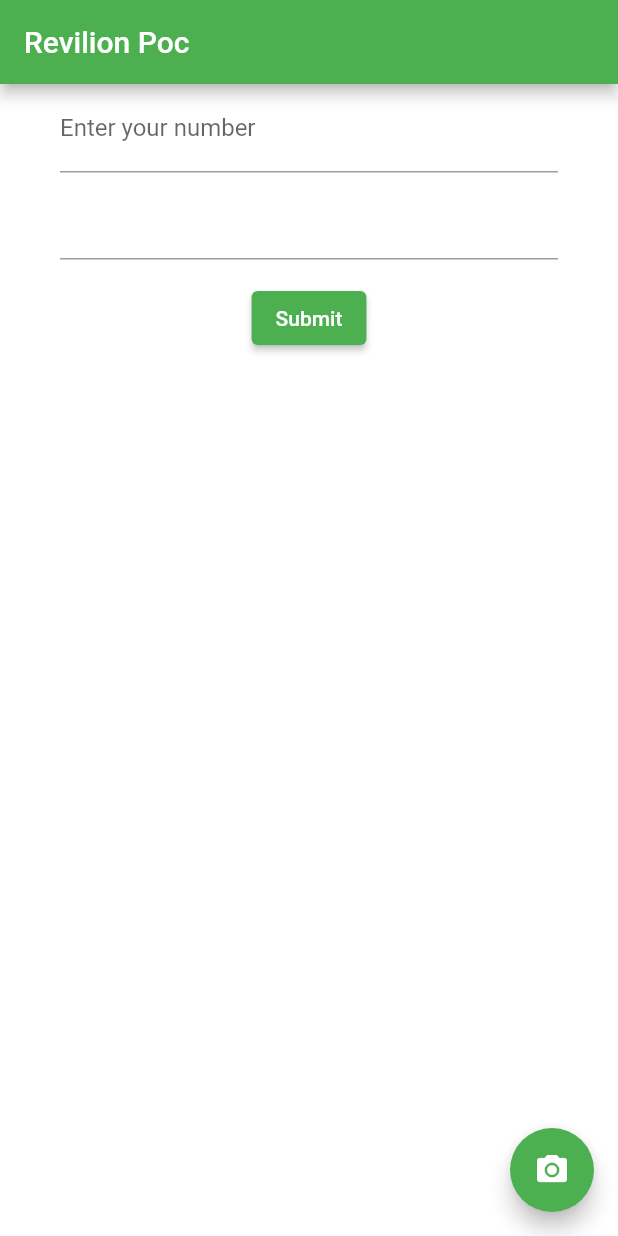
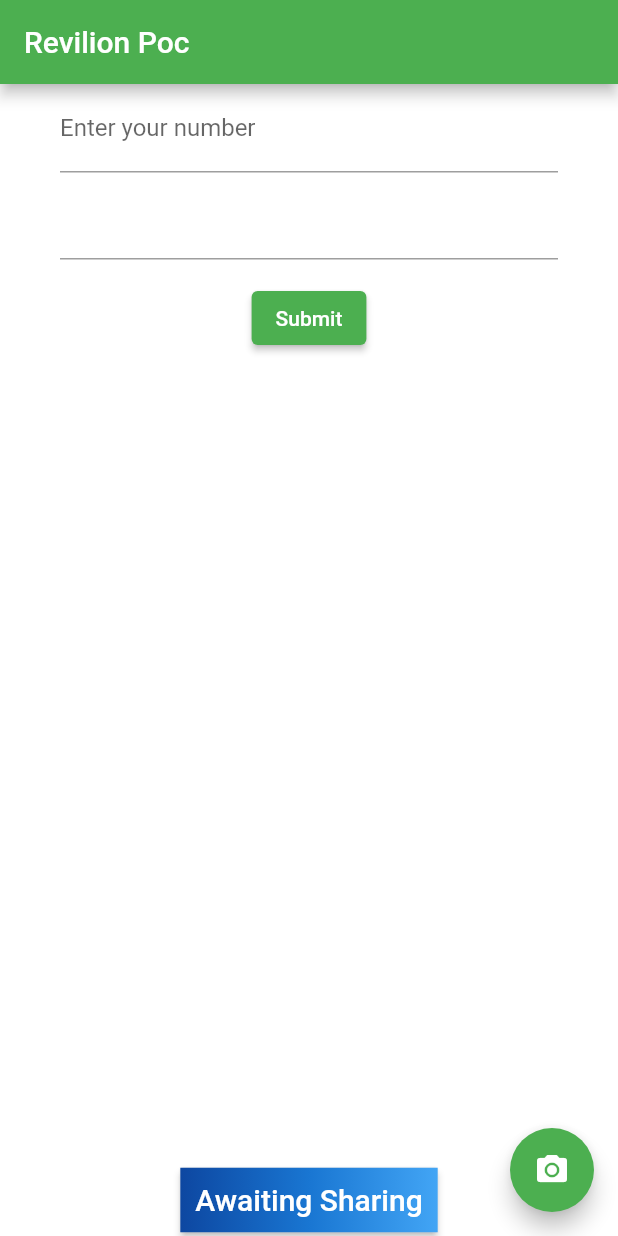
Before and after one commit to ben-herm/openTok_Poc, a Flutter app: the screen it shows after launch, on a phone screen of 412 x 824 dp. Run offline on Flutter 3.47's test engine with Material 2 defaults, Android fonts, the phone set to English and light mode, and no system bars; our stand-ins replace flutter_blue; missing offline and left inert: camera_camera, vonage, workmanager.

Commit message:
asign share screen to button and initilize workmanager

```diff
--- a/lib/main.dart
+++ b/lib/main.dart
@@ -5,6 +5,7 @@ import 'package:camera_camera/camera_camera.dart';
 import 'package:flutter/foundation.dart';
 import 'package:flutter/gestures.dart';
 import 'package:flutter/rendering.dart';
+import 'package:workmanager/workmanager.dart';
 import 'widgets.dart';
 // import 'package:flutter/widget.dart';
 import 'package:camera_camera/page/camera.dart';
@@ -31,7 +32,6 @@ void main() async {
   // });
 
   // await vonage();
-  print('hello');
   runApp(MyApp());
 }
 
@@ -447,11 +447,28 @@ class MyCustomForm extends StatefulWidget {
 class _MyHomePageState extends State<MyHomePage> {
   final appTitle = 'Revilion Poc';
   File val;
+
+  String _sharingState = 'Awaiting Sharing';
+
+  Future<void> _startSharing() async {
+    String sharingState;
+    try {
+      await platform.invokeMethod('StartSharing');
+      sharingState = 'Started Sharing';
+    } on PlatformException catch (e) {
+      sharingState = "Failed to start session: '${e.message}.";
+    }
+
+    setState(() {
+      _sharingState = sharingState;
+    });
+  }
+
+  static const platform = const MethodChannel('screenShare');
   @override
   Widget build(BuildContext context) {
     return Scaffold(
       backgroundColor: Colors.white,
-
       appBar: AppBar(
         title: Text(appTitle),
       ),
@@ -477,6 +494,7 @@ class _MyHomePageState extends State<MyHomePage> {
       body: Container(
         margin: new EdgeInsets.symmetric(horizontal: 40.0),
         child: Column(
+          mainAxisSize: MainAxisSize.min,
           // Column is also a layout widget. It takes a list of children and
           // arranges them vertically. By default, it sizes itself to fit its
           // children horizontally, and tries to be as tall as its parent.
@@ -496,7 +514,26 @@ class _MyHomePageState extends State<MyHomePage> {
             MyCustomForm(),
             Expanded(
               child: IosPlatform(),
-            )
+            ),
+            const SizedBox(height: 30),
+            RaisedButton(
+              onPressed: _startSharing,
+              textColor: Colors.white,
+              padding: const EdgeInsets.all(0.0),
+              child: Container(
+                decoration: const BoxDecoration(
+                  gradient: LinearGradient(
+                    colors: <Color>[
+                      Color(0xFF0D47A1),
+                      Color(0xFF1976D2),
+                      Color(0xFF42A5F5),
+                    ],
+                  ),
+                ),
+                padding: const EdgeInsets.all(10.0),
+                child: Text(_sharingState, style: TextStyle(fontSize: 20)),
+              ),
+            ),
           ],
         ),
 
--- a/pubspec.yaml
+++ b/pubspec.yaml
@@ -27,6 +27,7 @@ dependencies:
   flutter_blue: ^0.7.3
   camera_camera:
   vonage: ^0.0.3
+  workmanager: ^0.2.0
   video_player: ">=0.10.9+2 <2.0.0"
   path_provider:
   path:
```
Also changed, not shown: pubspec.lock, 1 other file.
